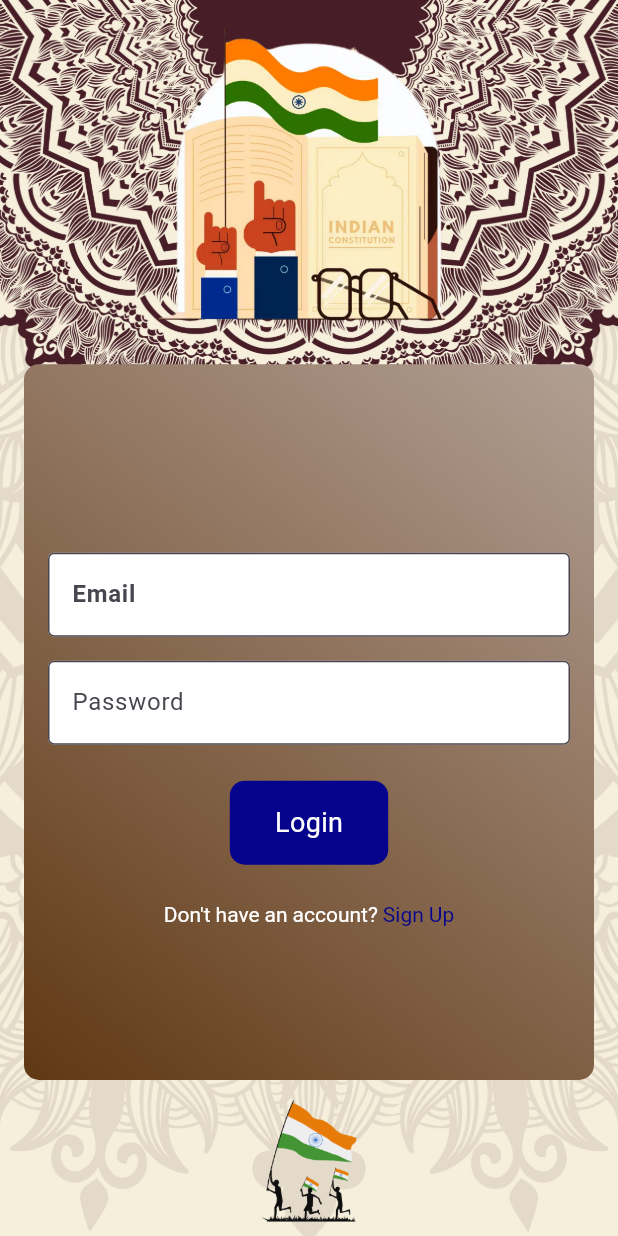
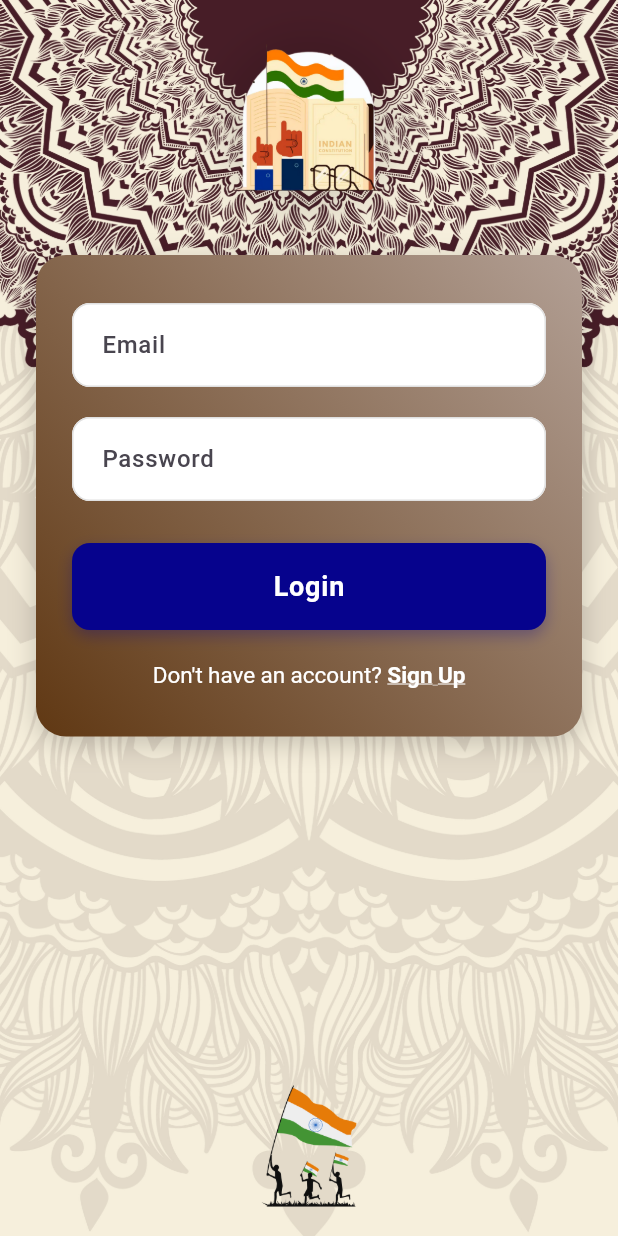
Before and after one commit to Yashshukla11/Nagrik-Aur-Samvidhan, a Flutter app: the screen it shows after launch, on a phone screen of 412 x 824 dp. Run offline on Flutter 3.47's test engine with Material 3 defaults, Android fonts, the phone set to English and light mode, and no system bars; our stand-ins replace cached_network_image, dio, flutter_fortune_wheel, flutter_markdown, flutter_screenutil, flutter_secure_storage and 8 more; network calls fail.

Commit message:
Update dependencies, improve login UI, and modify app URLs

```diff
--- a/NagrikAurSamvidhan-App/lib/Constants/Utils/app_urls.dart
+++ b/NagrikAurSamvidhan-App/lib/Constants/Utils/app_urls.dart
@@ -3,14 +3,13 @@ import '../Constants.dart';
 class AppUrls {
   AppUrls._();
 
-  static String baseUrl =
-      inDevelopment ? 'http://13.201.60.60:8000/' : 'http://13.201.60.60:8000/';
+  static String baseUrl = inDevelopment
+      ? 'https://nagrikaursamvidhan-backend-1-b1vm.onrender.com/'
+      : 'https://nagrikaursamvidhan-backend-1-b1vm.onrender.com/';
   static String apiBaseUrl = '$baseUrl';
-  static String chatBotUrl =
-      'https://rrarpy47de.execute-api.ap-south-1.amazonaws.com';
+  static String chatBotUrl = 'http://localhost:8000';
 
-  static String AiBotUrl =
-      'https://rrarpy47de.execute-api.ap-south-1.amazonaws.com';
+  static String AiBotUrl = 'http://localhost:8000';
   static String uploadMediaUrl = '$apiBaseUrl/api/';
 
   static String isUserExistUrl(contact) =>
--- a/NagrikAurSamvidhan-App/lib/UI/Auth/Components/Login.dart
+++ b/NagrikAurSamvidhan-App/lib/UI/Auth/Components/Login.dart
@@ -24,63 +24,81 @@ class LoginScreen extends StatelessWidget {
           ),
           // Scrollable Content
           SafeArea(
-            child: SingleChildScrollView(
+            child: LayoutBuilder(
+              builder: (context, constraints) {
+                return SingleChildScrollView(
                   child: ConstrainedBox(
                     constraints: BoxConstraints(
-                  minHeight: MediaQuery.of(context).size.height -
-                      MediaQuery.of(context).padding.top -
-                      MediaQuery.of(context).padding.bottom,
+                      minHeight: constraints.maxHeight,
                     ),
-                child: IntrinsicHeight(
                     child: Column(
+                      mainAxisAlignment: MainAxisAlignment.spaceBetween,
                       children: [
+                        Column(
+                          mainAxisSize: MainAxisSize.min,
+                          children: [
+                            SizedBox(height: 20),
                             LogoWidget(),
-
-                      Expanded(
-                        child: Padding(
-                          padding: const EdgeInsets.symmetric(
-                              horizontal: 16.0, vertical: 4),
+                            SizedBox(height: 30),
+                            // Compact login form container
+                            Padding(
+                              padding: const EdgeInsets.symmetric(horizontal: 24.0),
                               child: Container(
+                                constraints: BoxConstraints(maxWidth: 400),
                                 decoration: BoxDecoration(
                                   gradient: LinearGradient(
                                     colors: [Color(0xFFB29F94), Color(0xFF603813)],
                                     begin: Alignment.topRight,
                                     end: Alignment.bottomLeft,
                                   ),
-                              borderRadius: BorderRadius.circular(10),
+                                  borderRadius: BorderRadius.circular(20),
+                                  boxShadow: [
+                                    BoxShadow(
+                                      color: Colors.black.withOpacity(0.2),
+                                      blurRadius: 15,
+                                      offset: Offset(0, 5),
+                                    ),
+                                  ],
                                 ),
                                 child: Padding(
-                              padding: const EdgeInsets.all(16.0),
+                                  padding: const EdgeInsets.symmetric(
+                                    horizontal: 24.0,
+                                    vertical: 32.0,
+                                  ),
                                   child: Column(
-                                mainAxisAlignment: MainAxisAlignment.center,
-                                crossAxisAlignment: CrossAxisAlignment.center,
+                                    mainAxisSize: MainAxisSize.min,
+                                    crossAxisAlignment: CrossAxisAlignment.stretch,
                                     children: [
-                                  SizedBox(height: 24),
                                       EmailTextField(controller: controller),
-                                  const SizedBox(height: 16),
+                                      const SizedBox(height: 20),
                                       PasswordTextField(controller: controller),
-                                  const SizedBox(height: 24),
+                                      const SizedBox(height: 28),
                                       LoginButton(controller: controller),
-                                  const SizedBox(height: 24),
+                                      const SizedBox(height: 20),
                                       SignupText(),
                                     ],
                                   ),
                                 ),
                               ),
                             ),
+                          ],
                         ),
                         // Bottom Image (fixed position)
-                      SizedBox(
+                        Padding(
+                          padding: const EdgeInsets.only(bottom: 10),
+                          child: SizedBox(
                             height: 100,
                             child: Image.asset(
                               'assets/auth/login1.png',
                               fit: BoxFit.contain,
                             ),
                           ),
+                        ),
                       ],
                     ),
                   ),
-              ),
+                );
+              },
             ),
           ),
         ],
@@ -95,19 +113,19 @@ class LogoWidget extends StatelessWidget {
     return Container(
       decoration: BoxDecoration(
         borderRadius: BorderRadius.circular(100),
-        boxShadow: const [
-          // BoxShadow(
-          //   color: Colors.white,
-          //   blurRadius: 50.0,
-          //   spreadRadius: 0.0,
-          //   offset: Offset(0, 5),
-          // ),
+        boxShadow: [
+          BoxShadow(
+            color: Colors.black.withOpacity(0.1),
+            blurRadius: 20,
+            spreadRadius: 2,
+            offset: Offset(0, 5),
+          ),
         ],
       ),
       child: Image.asset(
         'assets/auth/logo.png',
-        height: Sizes.HEIGHT_200,
-        width: Sizes.WIDTH_200,
+        height: 120,
+        width: 120,
         fit: BoxFit.cover,
       ),
     );
@@ -122,18 +140,27 @@ class EmailTextField extends StatelessWidget {
   @override
   Widget build(BuildContext context) {
     return TextField(
-      decoration: const InputDecoration(
-        border: OutlineInputBorder(),
+      decoration: InputDecoration(
+        border: OutlineInputBorder(
+          borderRadius: BorderRadius.circular(12),
+          borderSide: BorderSide(color: Colors.grey.shade300),
+        ),
+        enabledBorder: OutlineInputBorder(
+          borderRadius: BorderRadius.circular(12),
+          borderSide: BorderSide(color: Colors.grey.shade300),
+        ),
         filled: true,
         hintText: 'Email',
         fillColor: Colors.white,
-        hoverColor: MyColor.black,
+        contentPadding: EdgeInsets.symmetric(horizontal: 16, vertical: 16),
         focusedBorder: OutlineInputBorder(
-          borderSide: BorderSide(color: Colors.black),
+          borderRadius: BorderRadius.circular(12),
+          borderSide: BorderSide(color: MyColor.darkBlue, width: 2),
         ),
       ),
-      style: const TextStyle(color: Colors.black, fontWeight: FontWeight.w600),
-      cursorColor: Colors.black,
+      style: const TextStyle(color: Colors.black, fontWeight: FontWeight.w500),
+      cursorColor: MyColor.darkBlue,
+      keyboardType: TextInputType.emailAddress,
       onChanged: controller.setEmail,
     );
   }
@@ -148,17 +175,26 @@ class PasswordTextField extends StatelessWidget {
   @override
   Widget build(BuildContext context) {
     return TextField(
-      decoration: const InputDecoration(
+      decoration: InputDecoration(
         hintText: 'Password',
-        border: OutlineInputBorder(),
+        border: OutlineInputBorder(
+          borderRadius: BorderRadius.circular(12),
+          borderSide: BorderSide(color: Colors.grey.shade300),
+        ),
+        enabledBorder: OutlineInputBorder(
+          borderRadius: BorderRadius.circular(12),
+          borderSide: BorderSide(color: Colors.grey.shade300),
+        ),
         filled: true,
-        fillColor: MyColor.white,
+        fillColor: Colors.white,
+        contentPadding: EdgeInsets.symmetric(horizontal: 16, vertical: 16),
         focusedBorder: OutlineInputBorder(
-          borderSide: BorderSide(color: Colors.black),
+          borderRadius: BorderRadius.circular(12),
+          borderSide: BorderSide(color: MyColor.darkBlue, width: 2),
         ),
       ),
-      style: TextStyle(color: MyColor.black),
-      cursorColor: Colors.black,
+      style: TextStyle(color: MyColor.black, fontWeight: FontWeight.w500),
+      cursorColor: MyColor.darkBlue,
       obscureText: true,
       onChanged: controller.setPassword,
     );
@@ -174,24 +210,38 @@ class LoginButton extends StatelessWidget {
   Widget build(BuildContext context) {
     return Obx(() => GestureDetector(
           onTap: controller.isLoading.value ? null : controller.login,
-          // onTap: () async {
-          //   // bool success = await controller.login();
-          //   // if (success) {
-          //   Get.to(() => HomeScreen());
-          //   // }
-          // },
           child: Container(
-            padding: const EdgeInsets.symmetric(horizontal: 30, vertical: 15),
+            padding: const EdgeInsets.symmetric(horizontal: 30, vertical: 16),
             decoration: BoxDecoration(
               color:
                   controller.isLoading.value ? Colors.grey : MyColor.darkBlue,
-              borderRadius: BorderRadius.circular(10),
+              borderRadius: BorderRadius.circular(12),
+              boxShadow: [
+                BoxShadow(
+                  color: MyColor.darkBlue.withOpacity(0.3),
+                  blurRadius: 8,
+                  offset: Offset(0, 4),
                 ),
-            child: const Text(
+              ],
+            ),
+            child: Center(
+              child: controller.isLoading.value
+                  ? SizedBox(
+                      height: 20,
+                      width: 20,
+                      child: CircularProgressIndicator(
+                        strokeWidth: 2,
+                        valueColor: AlwaysStoppedAnimation<Color>(Colors.white),
+                      ),
+                    )
+                  : const Text(
                       'Login',
                       style: TextStyle(
                         fontSize: 18,
                         color: Colors.white,
+                        fontWeight: FontWeight.w600,
+                        letterSpacing: 0.5,
+                      ),
                     ),
             ),
           ),
@@ -205,13 +255,22 @@ class SignupText extends StatelessWidget {
     return GestureDetector(
       onTap: () => Get.to(() => SignupScreen()),
       child: RichText(
+        textAlign: TextAlign.center,
         text: TextSpan(
           text: "Don't have an account? ",
-          style: TextStyle(color: Colors.white),
+          style: TextStyle(
+            color: Colors.white,
+            fontSize: 15,
+            fontWeight: FontWeight.w400,
+          ),
           children: <TextSpan>[
             TextSpan(
               text: 'Sign Up',
-              style: TextStyle(color: MyColor.darkBlue),
+              style: TextStyle(
+                color: Colors.white,
+                fontWeight: FontWeight.bold,
+                decoration: TextDecoration.underline,
+              ),
             ),
           ],
         ),
```
Also changed, not shown: NagrikAurSamvidhan-App/pubspec.yaml (+6 -2 lines), NagrikAurSamvidhan-App/pubspec.lock, 3 other files. Lines whose indentation alone changed are shown as unchanged.
